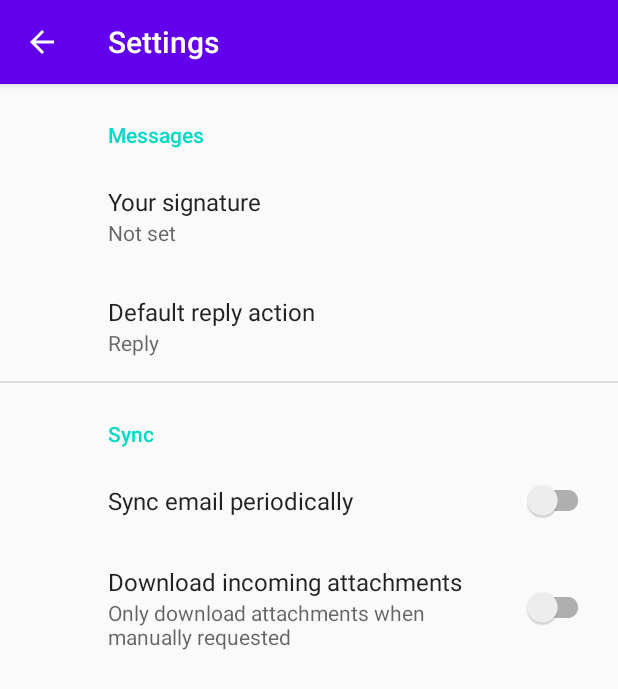
After one commit to shuaybk/SirBoxalot, an Android app: the SettingsActivity screen opened directly, with no data from a screen before it, on a phone screen of 412 x 824 dp. The commit adds this screen. Shown: the top 689 px of the screen. Run offline under Robolectric (Android 15) with nearby library versions, the phone set to English and light mode, and no system bars; our stand-ins replace androidx.preference; libraries missing offline, so code that uses them is left out: com.shuayb.capstone.

Commit message:
Add Settings (not populated).  Add pause/resume functionality for timer

```diff
--- a/app/build.gradle
+++ b/app/build.gradle
@@ -35,6 +35,7 @@ dependencies {
     implementation 'androidx.core:core-ktx:1.2.0'
     implementation 'androidx.constraintlayout:constraintlayout:1.1.3'
     implementation 'org.jetbrains.kotlinx:kotlinx-coroutines-core:1.3.2'
+    implementation 'androidx.preference:preference:1.1.0'
     testImplementation 'junit:junit:4.12'
     androidTestImplementation 'androidx.test.ext:junit:1.1.1'
     androidTestImplementation 'androidx.test.espresso:espresso-core:3.2.0'
--- a/app/src/main/AndroidManifest.xml
+++ b/app/src/main/AndroidManifest.xml
@@ -9,6 +9,9 @@
         android:roundIcon="@mipmap/ic_launcher_round"
         android:supportsRtl="true"
         android:theme="@style/AppTheme">
+        <activity
+            android:name=".SettingsActivity"
+            android:label="@string/title_activity_settings"></activity>
         <activity android:name=".MainActivity">
             <intent-filter>
                 <action android:name="android.intent.action.MAIN" />
--- /dev/null
+++ b/app/src/main/java/com/shuayb/capstone/android/sirboxalot/SettingsActivity.kt
@@ -0,0 +1,35 @@
+package com.shuayb.capstone.android.sirboxalot
+
+import android.os.Bundle
+import android.view.MenuItem
+import androidx.appcompat.app.AppCompatActivity
+import androidx.preference.PreferenceFragmentCompat
+
+class SettingsActivity : AppCompatActivity() {
+
+    override fun onCreate(savedInstanceState: Bundle?) {
+        super.onCreate(savedInstanceState)
+        setContentView(R.layout.settings_activity)
+        supportFragmentManager
+            .beginTransaction()
+            .replace(R.id.settings, SettingsFragment())
+            .commit()
+        supportActionBar?.setDisplayHomeAsUpEnabled(true)
+    }
+
+    override fun onOptionsItemSelected(item: MenuItem): Boolean {
+        return when (item.itemId) {
+            android.R.id.home -> {
+                onBackPressed()
+                true
+            }
+            else -> return super.onOptionsItemSelected(item)
+        }
+    }
+
+    class SettingsFragment : PreferenceFragmentCompat() {
+        override fun onCreatePreferences(savedInstanceState: Bundle?, rootKey: String?) {
+            setPreferencesFromResource(R.xml.root_preferences, rootKey)
+        }
+    }
+}
--- /dev/null
+++ b/app/src/main/res/drawable/ic_settings_white_24dp.xml
@@ -0,0 +1,5 @@
+<vector android:height="24dp" android:tint="#FFFFFF"
+    android:viewportHeight="24" android:viewportWidth="24"
+    android:width="24dp" xmlns:android="http://schemas.android.com/apk/res/android">
+    <path android:fillColor="#FF000000" android:pathData="M19.1,12.9a2.8,2.8 0,0 0,0.1 -0.9,2.8 2.8,0 0,0 -0.1,-0.9l2.1,-1.6a0.7,0.7 0,0 0,0.1 -0.6L19.4,5.5a0.7,0.7 0,0 0,-0.6 -0.2l-2.4,1a6.5,6.5 0,0 0,-1.6 -0.9l-0.4,-2.6a0.5,0.5 0,0 0,-0.5 -0.4H10.1a0.5,0.5 0,0 0,-0.5 0.4L9.3,5.4a5.6,5.6 0,0 0,-1.7 0.9l-2.4,-1a0.4,0.4 0,0 0,-0.5 0.2l-2,3.4c-0.1,0.2 0,0.4 0.2,0.6l2,1.6a2.8,2.8 0,0 0,-0.1 0.9,2.8 2.8,0 0,0 0.1,0.9L2.8,14.5a0.7,0.7 0,0 0,-0.1 0.6l1.9,3.4a0.7,0.7 0,0 0,0.6 0.2l2.4,-1a6.5,6.5 0,0 0,1.6 0.9l0.4,2.6a0.5,0.5 0,0 0,0.5 0.4h3.8a0.5,0.5 0,0 0,0.5 -0.4l0.3,-2.6a5.6,5.6 0,0 0,1.7 -0.9l2.4,1a0.4,0.4 0,0 0,0.5 -0.2l2,-3.4c0.1,-0.2 0,-0.4 -0.2,-0.6ZM12,15.6A3.6,3.6 0,1 1,15.6 12,3.6 3.6,0 0,1 12,15.6Z"/>
+</vector>
--- /dev/null
+++ b/app/src/main/res/layout/settings_activity.xml
@@ -0,0 +1,9 @@
+<LinearLayout xmlns:android="http://schemas.android.com/apk/res/android"
+    android:layout_width="match_parent"
+    android:layout_height="match_parent">
+
+    <FrameLayout
+        android:id="@+id/settings"
+        android:layout_width="match_parent"
+        android:layout_height="match_parent" />
+</LinearLayout>
--- /dev/null
+++ b/app/src/main/res/values/arrays.xml
@@ -0,0 +1,12 @@
+<resources>
+    <!-- Reply Preference -->
+    <string-array name="reply_entries">
+        <item>Reply</item>
+        <item>Reply to all</item>
+    </string-array>
+
+    <string-array name="reply_values">
+        <item>reply</item>
+        <item>reply_all</item>
+    </string-array>
+</resources>
--- a/app/src/main/res/values/strings.xml
+++ b/app/src/main/res/values/strings.xml
@@ -1,3 +1,19 @@
 <resources>
     <string name="app_name">SirBoxalot</string>
+    <string name="title_activity_settings">Settings</string>
+
+    <!-- Preference Titles -->
+    <string name="messages_header">Messages</string>
+    <string name="sync_header">Sync</string>
+
+    <!-- Messages Preferences -->
+    <string name="signature_title">Your signature</string>
+    <string name="reply_title">Default reply action</string>
+
+    <!-- Sync Preferences -->
+    <string name="sync_title">Sync email periodically</string>
+    <string name="attachment_title">Download incoming attachments</string>
+    <string name="attachment_summary_on">Automatically download attachments for incoming emails
+    </string>
+    <string name="attachment_summary_off">Only download attachments when manually requested</string>
 </resources>
--- /dev/null
+++ b/app/src/main/res/xml/root_preferences.xml
@@ -0,0 +1,35 @@
+<PreferenceScreen xmlns:app="http://schemas.android.com/apk/res-auto">
+
+    <PreferenceCategory app:title="@string/messages_header">
+
+        <EditTextPreference
+            app:key="signature"
+            app:title="@string/signature_title"
+            app:useSimpleSummaryProvider="true" />
+
+        <ListPreference
+            app:defaultValue="reply"
+            app:entries="@array/reply_entries"
+            app:entryValues="@array/reply_values"
+            app:key="reply"
+            app:title="@string/reply_title"
+            app:useSimpleSummaryProvider="true" />
+
+    </PreferenceCategory>
+
+    <PreferenceCategory app:title="@string/sync_header">
+
+        <SwitchPreferenceCompat
+            app:key="sync"
+            app:title="@string/sync_title" />
+
+        <SwitchPreferenceCompat
+            app:dependency="sync"
+            app:key="attachment"
+            app:summaryOff="@string/attachment_summary_off"
+            app:summaryOn="@string/attachment_summary_on"
+            app:title="@string/attachment_title" />
+
+    </PreferenceCategory>
+
+</PreferenceScreen>
```
Also changed, not shown: app/src/main/java/com/shuayb/capstone/android/sirboxalot/MainActivity.kt (+91 -7 lines), app/src/main/res/layout/activity_main.xml (+12 -1 lines), app/src/main/res/menu/menu.xml (added, +12 -0 lines).
